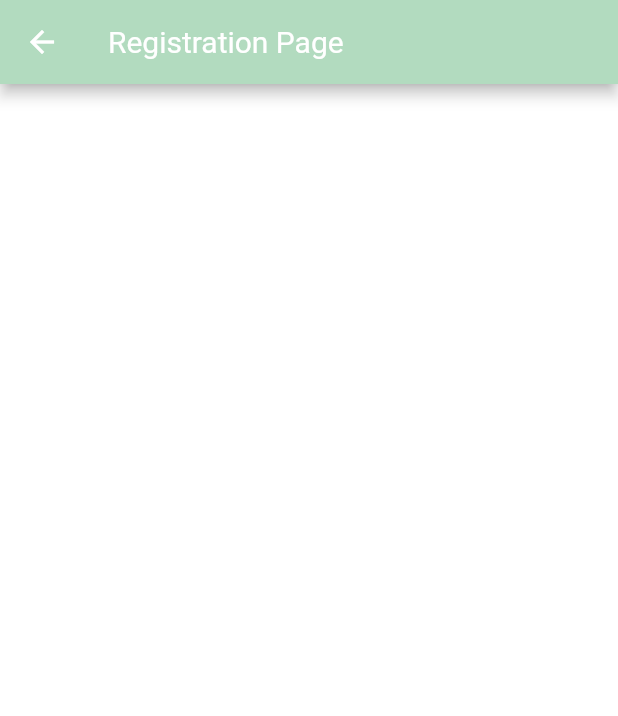
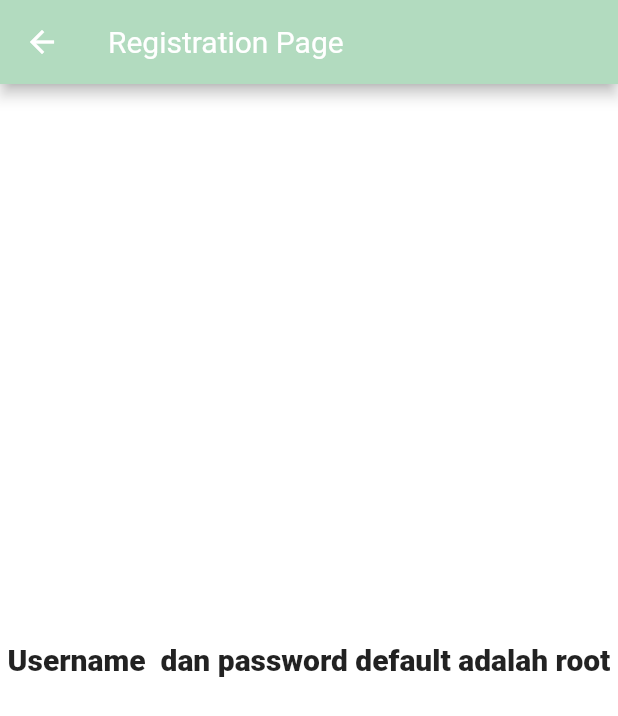
Before and after one commit to mrdemiadr/teknoponik, a Flutter app: the RegisterScreen screen opened directly, on a phone screen of 412 x 824 dp. Shown: the top 716 px of the screen. Run offline on Flutter 3.47's test engine with Material 2 defaults, Android fonts, the phone set to English and light mode, and no system bars.

Commit message:
username & password function

```diff
--- a/lib/constant.dart
+++ b/lib/constant.dart
@@ -1,4 +1,7 @@
 import 'package:flutter/material.dart';
+
+const String kUserName = 'root';
+const String kPassword = 'root';
 
 const kTextFieldDecoration = InputDecoration(
   filled: true,
@@ -9,7 +12,7 @@ const kTextFieldDecoration = InputDecoration(
     color: Colors.white,
   ),
   enabledBorder: OutlineInputBorder(
-    borderSide: BorderSide(color: Colors.transparent, width: 0),
+    borderSide: BorderSide(color: Colors.transparent, width: 3.0),
     borderRadius: BorderRadius.all(Radius.circular(30.0)),
   ),
   focusedBorder: OutlineInputBorder(
--- a/lib/screens/register_screen.dart
+++ b/lib/screens/register_screen.dart
@@ -7,6 +7,18 @@ class RegisterScreen extends StatelessWidget {
       appBar: AppBar(
         title: Text('Registration Page'),
       ),
+      body: Center(
+        child: Column(
+          mainAxisAlignment: MainAxisAlignment.center,
+          children: <Widget>[
+            Text(
+              'Username  dan password default adalah root',
+              textAlign: TextAlign.center,
+              style: TextStyle(fontSize: 20.0, fontWeight: FontWeight.w800),
+            ),
+          ],
+        ),
+      ),
       backgroundColor: Colors.white,
     );
   }
```
Also changed, not shown: lib/screens/home_screen.dart (+16 -3 lines), lib/screens/login_screen.dart (+62 -11 lines).
